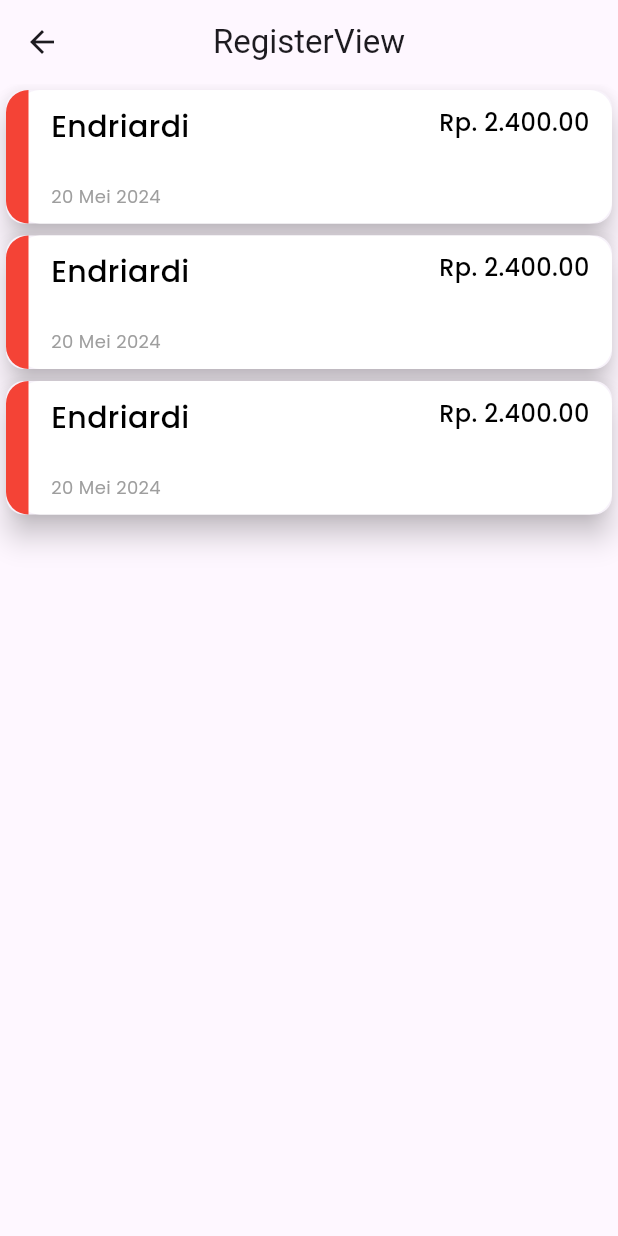
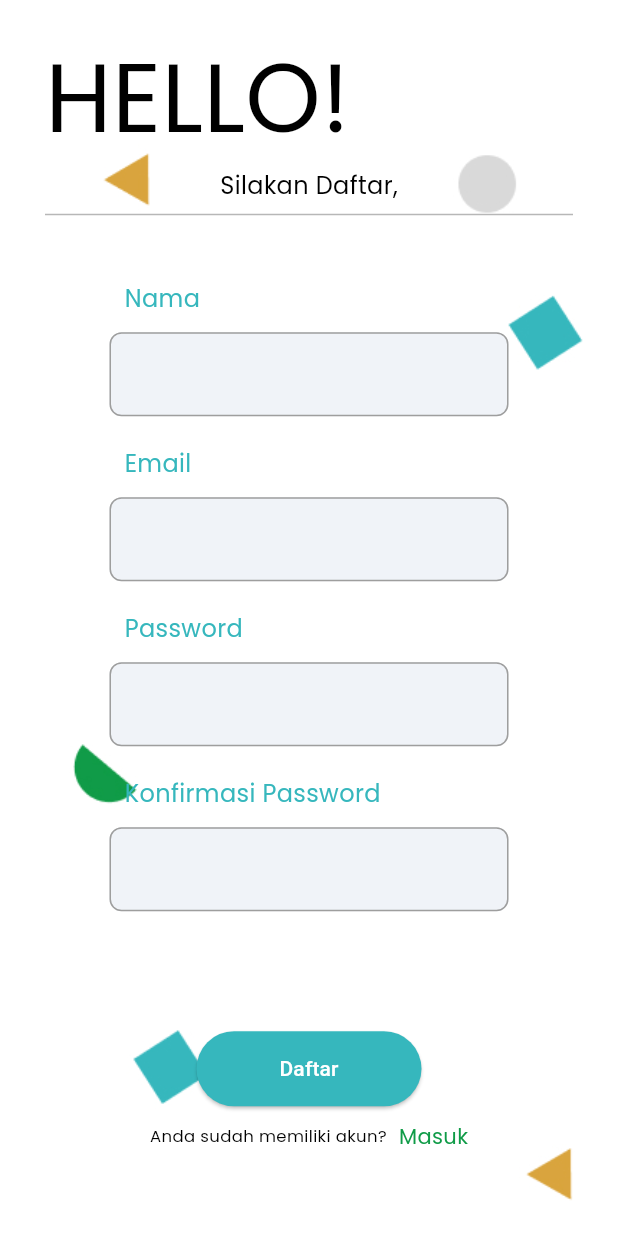
Before and after one commit to bioniclx/bionic, a Flutter app: the RegisterView screen opened by its route, on a phone screen of 412 x 824 dp. Run offline on Flutter 3.47's test engine with Material 3 defaults, Android fonts, the phone set to English and light mode, and no system bars; our stand-ins replace firebase_auth, firebase_core, get, google_fonts; accounts and stored records are empty.

Commit message:
bikin regis

```diff
--- a/lib/app/modules/login/views/login_view.dart
+++ b/lib/app/modules/login/views/login_view.dart
@@ -62,7 +62,7 @@ class LoginView extends GetView<LoginController> {
                           SizedBox(
                             width: 266,
                             child: CustomTextField(
-                              textTitle: 'Email',
+                              textTitle: 'Password',
                               textFieldController: controller.emailController,
                               textFieldType: TextInputType.name,
                               obsecureText: false,
--- a/lib/app/modules/register/controllers/register_controller.dart
+++ b/lib/app/modules/register/controllers/register_controller.dart
@@ -1,21 +1,100 @@
-import 'package:bionic/app/utils/utility.dart';
+import 'package:firebase_auth/firebase_auth.dart';
+import 'package:flutter/material.dart';
 import 'package:get/get.dart';
 
 class RegisterController extends GetxController {
-  final statusColor = getStatusColor(0);
+  final TextEditingController nameController = TextEditingController();
+  final TextEditingController emailController = TextEditingController();
+  final TextEditingController passwordController = TextEditingController();
+  final TextEditingController confirmPasswordController =
+      TextEditingController();
 
-  @override
-  void onInit() {
-    super.onInit();
+  final FirebaseAuth _auth = FirebaseAuth.instance;
+
+  var isPasswordObscured = true.obs;
+  var isConfirmPasswordObscured = true.obs;
+
+  void togglePasswordVisibility() {
+    isPasswordObscured.value = !isPasswordObscured.value;
   }
 
-  @override
-  void onReady() {
-    super.onReady();
+  void toggleConfirmPasswordVisibility() {
+    isConfirmPasswordObscured.value = !isConfirmPasswordObscured.value;
+  }
+
+  void register() async {
+    final String name = nameController.text.trim();
+    final String email = emailController.text.trim();
+    final String password = passwordController.text.trim();
+    final String confirmPassword = confirmPasswordController.text.trim();
+
+    if (name.isEmpty ||
+        email.isEmpty ||
+        password.isEmpty ||
+        confirmPassword.isEmpty) {
+      Get.snackbar(
+        'Error',
+        'Perlu di isi semua',
+        snackPosition: SnackPosition.BOTTOM,
+      );
+      return;
+    }
+
+    if (password != confirmPassword) {
+      Get.snackbar(
+        'Error',
+        'Password tidak sesuai',
+        snackPosition: SnackPosition.BOTTOM,
+      );
+      return;
+    }
+
+    try {
+      UserCredential userCredential =
+          await _auth.createUserWithEmailAndPassword(
+        email: email,
+        password: password,
+      );
+
+      // Optionally update the user's display name
+      await userCredential.user?.updateDisplayName(name);
+
+      Get.snackbar(
+        'Berhasil',
+        'Pendaftaran Sukses',
+        snackPosition: SnackPosition.BOTTOM,
+      );
+    } on FirebaseAuthException catch (e) {
+      String message;
+
+      switch (e.code) {
+        case 'email-already-in-use':
+          message = 'Email Sudah di gunakan';
+          break;
+        case 'invalid-email':
+          message = 'Email tidak sesuai';
+          break;
+        case 'weak-password':
+          message = 'Password anda lemah';
+          break;
+        default:
+          message = 'An undefined Error happened.';
+      }
+
+      Get.snackbar(
+        'Error',
+        message,
+        snackPosition: SnackPosition.BOTTOM,
+      );
+    }
   }
 
   @override
   void onClose() {
+    nameController.dispose();
+    emailController.dispose();
+    passwordController.dispose();
+    confirmPasswordController.dispose();
     super.onClose();
   }
 }
--- a/lib/app/modules/register/views/register_view.dart
+++ b/lib/app/modules/register/views/register_view.dart
@@ -1,31 +1,140 @@
 import 'package:bionic/app/components/custom_widget.dart';
 import 'package:flutter/material.dart';
-import 'package:flutter/widgets.dart';
-
 import 'package:get/get.dart';
-
 import '../controllers/register_controller.dart';
 
 class RegisterView extends GetView<RegisterController> {
-  const RegisterView({Key? key}) : super(key: key);
+  const RegisterView({super.key});
+
   @override
   Widget build(BuildContext context) {
-    return Scaffold(
-      appBar: AppBar(
-        title: const Text('RegisterView'),
-        centerTitle: true,
-      ),
-      body: Center(
-        child: ListView.builder(
-          itemCount: 3,
-          itemBuilder: (context, index) {
-            return CustomListItem(
-              itemName: 'Endriardi',
-              itemDate: '20 Mei 2024',
-              itemPrice: 'Rp. 2.400.00',
-              itemColor: controller.statusColor,
-            );
-          },
+    return SafeArea(
+      child: Scaffold(
+        body: Container(
+          decoration: const BoxDecoration(
+            image: DecorationImage(
+              image: AssetImage('assets/images/login-background.jpg'),
+              fit: BoxFit.cover,
+            ),
+          ),
+          child: Padding(
+            padding:
+                const EdgeInsets.symmetric(horizontal: 30.0, vertical: 20.0),
+            child: Column(
+              crossAxisAlignment: CrossAxisAlignment.start,
+              children: [
+                const CustomText(
+                  text: 'HELLO!',
+                  textSize: 64,
+                  textColor: Colors.black,
+                  textWeight: FontWeight.w400,
+                ),
+                const Align(
+                  alignment: Alignment.center,
+                  child: CustomText(
+                    text: 'Silakan Daftar,',
+                    textSize: 16,
+                    textColor: Colors.black,
+                    textWeight: FontWeight.w400,
+                  ),
+                ),
+                const Divider(
+                  color: Color.fromRGBO(183, 183, 183, 1),
+                ),
+                Expanded(
+                  child: Center(
+                    child: SingleChildScrollView(
+                      child: Column(
+                        mainAxisAlignment: MainAxisAlignment.center,
+                        children: [
+                          SizedBox(
+                            width: 266,
+                            child: CustomTextField(
+                              textTitle: 'Nama',
+                              textFieldController: controller.nameController,
+                              textFieldType: TextInputType.name,
+                              obsecureText: false,
+                            ),
+                          ),
+                          const SizedBox(height: 20),
+                          SizedBox(
+                            width: 266,
+                            child: CustomTextField(
+                              textTitle: 'Email',
+                              textFieldController: controller.emailController,
+                              textFieldType: TextInputType.emailAddress,
+                              obsecureText: false,
+                            ),
+                          ),
+                          const SizedBox(height: 20),
+                          SizedBox(
+                            width: 266,
+                            child: Obx(
+                              () => CustomTextField(
+                                textTitle: 'Password',
+                                textFieldController:
+                                    controller.passwordController,
+                                textFieldType: TextInputType.visiblePassword,
+                                obsecureText:
+                                    controller.isPasswordObscured.value,
+                              ),
+                            ),
+                          ),
+                          const SizedBox(height: 20),
+                          SizedBox(
+                            width: 266,
+                            child: Obx(
+                              () => CustomTextField(
+                                textTitle: 'Konfirmasi Password',
+                                textFieldController:
+                                    controller.confirmPasswordController,
+                                textFieldType: TextInputType.visiblePassword,
+                                obsecureText:
+                                    controller.isConfirmPasswordObscured.value,
+                              ),
+                            ),
+                          ),
+                          const SizedBox(height: 80),
+                          CustomButton(
+                            onTap: () {
+                              controller.register();
+                            },
+                            buttonText: 'Daftar',
+                            buttonWidth: 150,
+                            buttonHeight: 50,
+                          ),
+                          const SizedBox(height: 10),
+                          Row(
+                            mainAxisAlignment: MainAxisAlignment.center,
+                            children: [
+                              const CustomText(
+                                text: 'Anda sudah memiliki akun?',
+                                textSize: 11,
+                                textColor: Colors.black,
+                                textWeight: FontWeight.w400,
+                              ),
+                              const SizedBox(width: 8),
+                              GestureDetector(
+                                child: const CustomText(
+                                  text: 'Masuk',
+                                  textSize: 14,
+                                  textColor: Color.fromRGBO(15, 155, 71, 1),
+                                  textWeight: FontWeight.w400,
+                                ),
+                                onTap: () {
+                                  Get.back();
+                                },
+                              ),
+                            ],
+                          ),
+                        ],
+                      ),
+                    ),
+                  ),
+                ),
+              ],
+            ),
+          ),
         ),
       ),
     );
```
